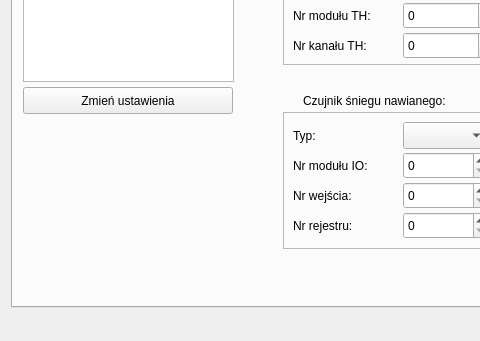
First picture: the form in mainwindow.ui, repository kaczmar55/koneor, before the edit; both pictures show x 0 to 480 and y 143 to 484 of the 855 by 484 pixel window.
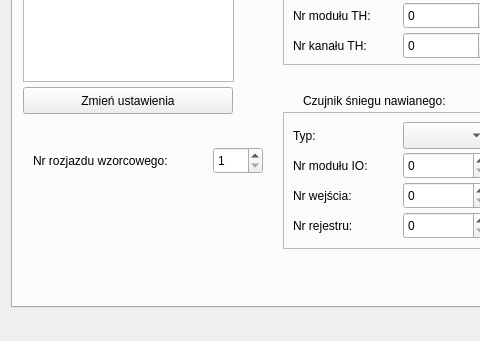
Second picture: the form after the edit. The open tabs and pages were chosen to show the change.

Commit message: Drobna zmiana w obrębie oznaczania obwodu wzorcowego dla danego automatu

Diff of the .ui file:
```diff
--- a/mainwindow.ui
+++ b/mainwindow.ui
@@ -1333,6 +1333,32 @@
          </property>
         </widget>
        </widget>
+       <widget class="QLabel" name="label_96">
+        <property name="geometry">
+         <rect>
+          <x>20</x>
+          <y>210</y>
+          <width>170</width>
+          <height>17</height>
+         </rect>
+        </property>
+        <property name="text">
+         <string>Nr rozjazdu wzorcowego:</string>
+        </property>
+       </widget>
+       <widget class="QSpinBox" name="referenceCirNo">
+        <property name="geometry">
+         <rect>
+          <x>200</x>
+          <y>205</y>
+          <width>50</width>
+          <height>27</height>
+         </rect>
+        </property>
+        <property name="minimum">
+         <number>1</number>
+        </property>
+       </widget>
       </widget>
       <widget class="QWidget" name="tab_13">
        <attribute name="title">
```
Left out of the diff: 2 changed lines with no effect on the pictures. The commit also changes 3 other files.
